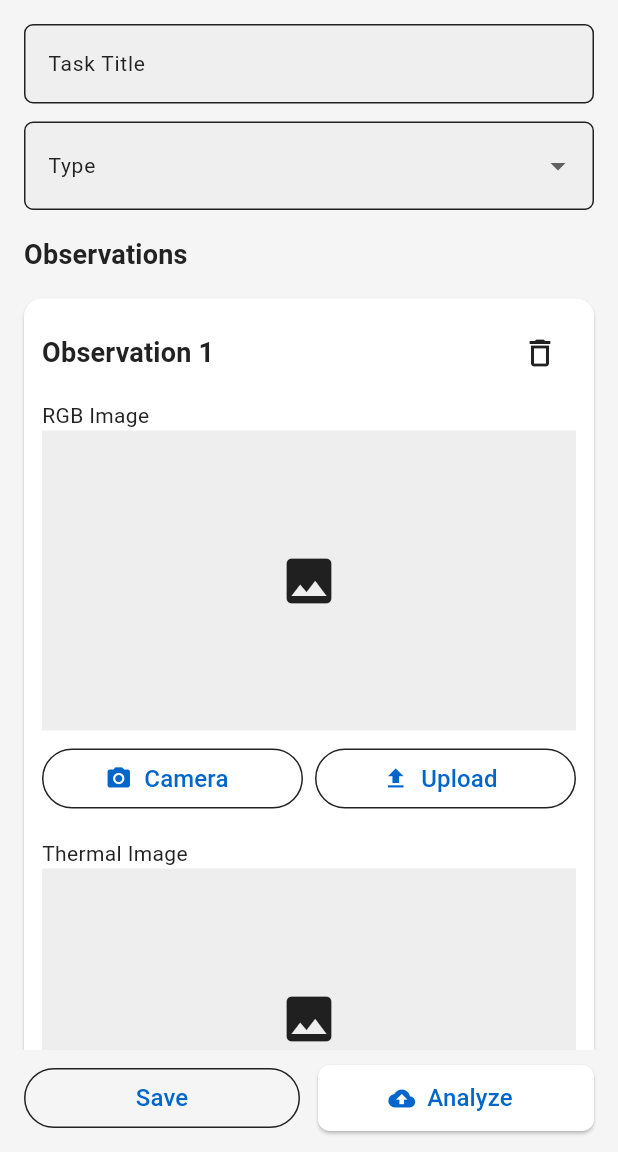
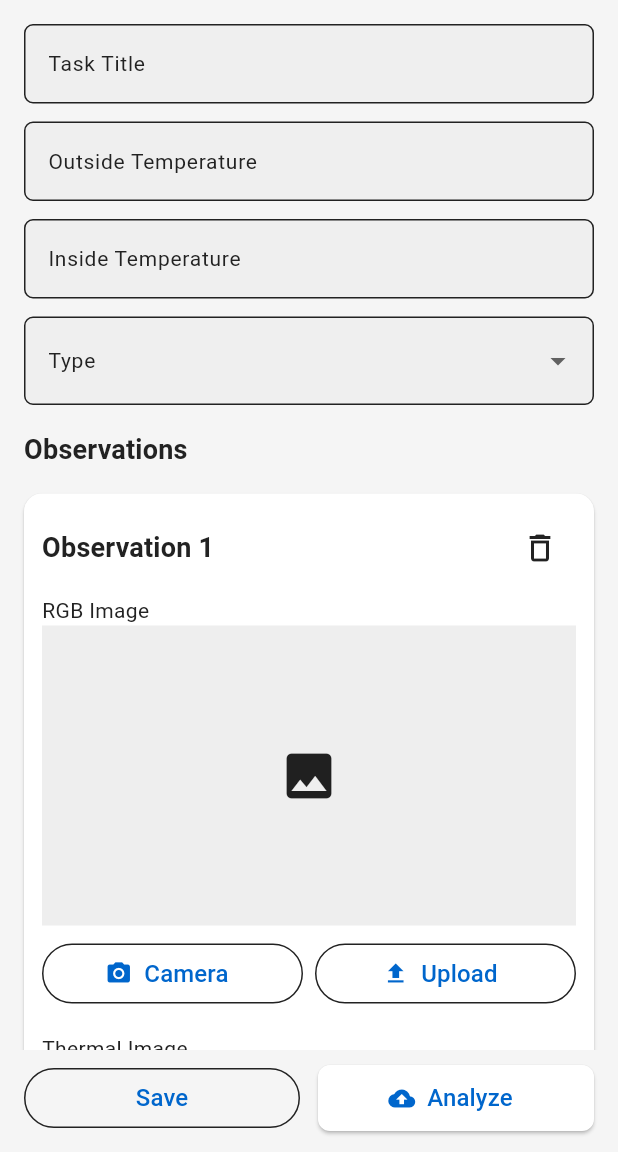
Before and after one commit to shankerpillai1/home-energy-audit-app, a Flutter app: the LeakageTaskPage screen opened directly with empty values, on a phone screen of 412 x 824 dp, the part 84-1236 px from its top. Run offline on Flutter 3.47's test engine with Material 3 defaults, Android fonts, the phone set to English and light mode, and no system bars; our stand-ins replace flutter_riverpod, flutter_slidable, go_router, google_sign_in, image_picker, shared_preferences; accounts and stored records are empty.

Commit message:
Added Temperature Fields to Leakage Task Page

```diff
--- a/flutter_client/lib/ui/retrofits/leakage/task_page.dart
+++ b/flutter_client/lib/ui/retrofits/leakage/task_page.dart
@@ -247,6 +247,8 @@ class _Obs {
 
 class _LeakageTaskPageState extends ConsumerState<LeakageTaskPage> {
   final _titleCtrl = TextEditingController();
+  final _outsideTempCtrl = TextEditingController();
+  final _insideTempCtrl = TextEditingController();
   String _type = '';
   final List<_Obs> _obs = [];
   bool _saving = false;
@@ -265,6 +267,8 @@ class _LeakageTaskPageState extends ConsumerState<LeakageTaskPage> {
     final task = ref.read(leakageTaskListProvider.notifier).getById(widget.taskId);
     if (task != null) {
       _titleCtrl.text = task.title;
+      _outsideTempCtrl.text = (task.outsideTemp == null) ? '' : task.outsideTemp.toString();
+      _insideTempCtrl.text = (task.insideTemp == null) ? '' : task.insideTemp.toString();
       _type = task.type;
       final pp = task.photoPaths;
       if (pp.isNotEmpty) {
@@ -296,6 +300,8 @@ class _LeakageTaskPageState extends ConsumerState<LeakageTaskPage> {
       final task = (current ?? LeakageTask(title: '', type: ''))
           .copyWith( // keep status/result/decision/report if present
             title: _titleCtrl.text.trim(),
+            outsideTemp: _outsideTempCtrl.text.trim(),
+            insideTemp: _insideTempCtrl.text.trim(),
             type: _type,
             photoPaths: photos,
           );
@@ -477,6 +483,16 @@ class _LeakageTaskPageState extends ConsumerState<LeakageTaskPage> {
             TextField(
               controller: _titleCtrl,
               decoration: const InputDecoration(labelText: 'Task Title'),
+            ),
+            const SizedBox(height: 12),
+            TextField(
+              controller: _outsideTempCtrl,
+              decoration: const InputDecoration(labelText: 'Outside Temperature'),
+            ),
+            const SizedBox(height: 12),
+            TextField(
+              controller: _insideTempCtrl,
+              decoration: const InputDecoration(labelText: 'Inside Temperature'),
             ),
             const SizedBox(height: 12),
             DropdownButtonFormField<String>(
```
